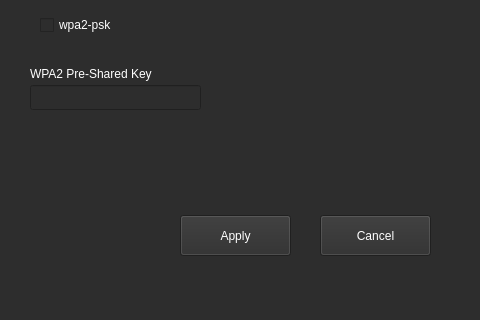
Above: UI/SecurityPoliciesConfig.ui from monico18/LTI-SDN-Controller before the change; both pictures show x 0 to 480 and y 165 to 485 of the 630 by 575 pixel window. Below: the same form after it.
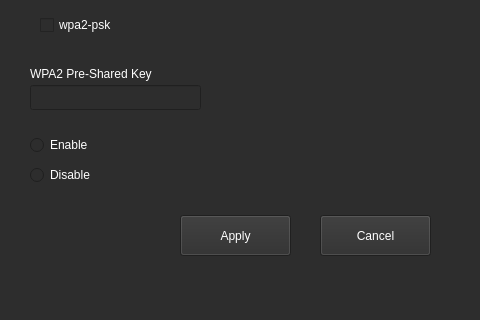
That is the form after the change.

```diff
--- a/UI/SecurityPoliciesConfig.ui
+++ b/UI/SecurityPoliciesConfig.ui
@@ -1543,6 +1543,268 @@
     <string>wpa2-psk</string>
    </property>
   </widget>
+  <widget class="QRadioButton" name="radio_enable">
+   <property name="geometry">
+    <rect>
+     <x>30</x>
+     <y>300</y>
+     <width>95</width>
+     <height>20</height>
+    </rect>
+   </property>
+   <property name="palette">
+    <palette>
+     <active>
+      <colorrole role="WindowText">
+       <brush brushstyle="SolidPattern">
+        <color alpha="255">
+         <red>255</red>
+         <green>255</green>
+         <blue>255</blue>
+        </color>
+       </brush>
+      </colorrole>
+      <colorrole role="Button">
+       <brush brushstyle="SolidPattern">
+        <color alpha="255">
+         <red>45</red>
+         <green>45</green>
+         <blue>45</blue>
+        </color>
+       </brush>
+      </colorrole>
+      <colorrole role="Base">
+       <brush brushstyle="SolidPattern">
+        <color alpha="255">
+         <red>45</red>
+         <green>45</green>
+         <blue>45</blue>
+        </color>
+       </brush>
+      </colorrole>
+      <colorrole role="Window">
+       <brush brushstyle="SolidPattern">
+        <color alpha="255">
+         <red>45</red>
+         <green>45</green>
+         <blue>45</blue>
+        </color>
+       </brush>
+      </colorrole>
+     </active>
+     <inactive>
+      <colorrole role="WindowText">
+       <brush brushstyle="SolidPattern">
+        <color alpha="255">
+         <red>255</red>
+         <green>255</green>
+         <blue>255</blue>
+        </color>
+       </brush>
+      </colorrole>
+      <colorrole role="Button">
+       <brush brushstyle="SolidPattern">
+        <color alpha="255">
+         <red>45</red>
+         <green>45</green>
+         <blue>45</blue>
+        </color>
+       </brush>
+      </colorrole>
+      <colorrole role="Base">
+       <brush brushstyle="SolidPattern">
+        <color alpha="255">
+         <red>45</red>
+         <green>45</green>
+         <blue>45</blue>
+        </color>
+       </brush>
+      </colorrole>
+      <colorrole role="Window">
+       <brush brushstyle="SolidPattern">
+        <color alpha="255">
+         <red>45</red>
+         <green>45</green>
+         <blue>45</blue>
+        </color>
+       </brush>
+      </colorrole>
+     </inactive>
+     <disabled>
+      <colorrole role="WindowText">
+       <brush brushstyle="SolidPattern">
+        <color alpha="255">
+         <red>120</red>
+         <green>120</green>
+         <blue>120</blue>
+        </color>
+       </brush>
+      </colorrole>
+      <colorrole role="Button">
+       <brush brushstyle="SolidPattern">
+        <color alpha="255">
+         <red>45</red>
+         <green>45</green>
+         <blue>45</blue>
+        </color>
+       </brush>
+      </colorrole>
+      <colorrole role="Base">
+       <brush brushstyle="SolidPattern">
+        <color alpha="255">
+         <red>45</red>
+         <green>45</green>
+         <blue>45</blue>
+        </color>
+       </brush>
+      </colorrole>
+      <colorrole role="Window">
+       <brush brushstyle="SolidPattern">
+        <color alpha="255">
+         <red>45</red>
+         <green>45</green>
+         <blue>45</blue>
+        </color>
+       </brush>
+      </colorrole>
+     </disabled>
+    </palette>
+   </property>
+   <property name="text">
+    <string>Enable</string>
+   </property>
+  </widget>
+  <widget class="QRadioButton" name="radio_disable">
+   <property name="geometry">
+    <rect>
+     <x>30</x>
+     <y>330</y>
+     <width>95</width>
+     <height>20</height>
+    </rect>
+   </property>
+   <property name="palette">
+    <palette>
+     <active>
+      <colorrole role="WindowText">
+       <brush brushstyle="SolidPattern">
+        <color alpha="255">
+         <red>255</red>
+         <green>255</green>
+         <blue>255</blue>
+        </color>
+       </brush>
+      </colorrole>
+      <colorrole role="Button">
+       <brush brushstyle="SolidPattern">
+        <color alpha="255">
+         <red>45</red>
+         <green>45</green>
+         <blue>45</blue>
+        </color>
+       </brush>
+      </colorrole>
+      <colorrole role="Base">
+       <brush brushstyle="SolidPattern">
+        <color alpha="255">
+         <red>45</red>
+         <green>45</green>
+         <blue>45</blue>
+        </color>
+       </brush>
+      </colorrole>
+      <colorrole role="Window">
+       <brush brushstyle="SolidPattern">
+        <color alpha="255">
+         <red>45</red>
+         <green>45</green>
+         <blue>45</blue>
+        </color>
+       </brush>
+      </colorrole>
+     </active>
+     <inactive>
+      <colorrole role="WindowText">
+       <brush brushstyle="SolidPattern">
+        <color alpha="255">
+         <red>255</red>
+         <green>255</green>
+         <blue>255</blue>
+        </color>
+       </brush>
+      </colorrole>
+      <colorrole role="Button">
+       <brush brushstyle="SolidPattern">
+        <color alpha="255">
+         <red>45</red>
+         <green>45</green>
+         <blue>45</blue>
+        </color>
+       </brush>
+      </colorrole>
+      <colorrole role="Base">
+       <brush brushstyle="SolidPattern">
+        <color alpha="255">
+         <red>45</red>
+         <green>45</green>
+         <blue>45</blue>
+        </color>
+       </brush>
+      </colorrole>
+      <colorrole role="Window">
+       <brush brushstyle="SolidPattern">
+        <color alpha="255">
+         <red>45</red>
+         <green>45</green>
+         <blue>45</blue>
+        </color>
+       </brush>
+      </colorrole>
+     </inactive>
+     <disabled>
+      <colorrole role="WindowText">
+       <brush brushstyle="SolidPattern">
+        <color alpha="255">
+         <red>120</red>
+         <green>120</green>
+         <blue>120</blue>
+        </color>
+       </brush>
+      </colorrole>
+      <colorrole role="Button">
+       <brush brushstyle="SolidPattern">
+        <color alpha="255">
+         <red>45</red>
+         <green>45</green>
+         <blue>45</blue>
+        </color>
+       </brush>
+      </colorrole>
+      <colorrole role="Base">
+       <brush brushstyle="SolidPattern">
+        <color alpha="255">
+         <red>45</red>
+         <green>45</green>
+         <blue>45</blue>
+        </color>
+       </brush>
+      </colorrole>
+      <colorrole role="Window">
+       <brush brushstyle="SolidPattern">
+        <color alpha="255">
+         <red>45</red>
+         <green>45</green>
+         <blue>45</blue>
+        </color>
+       </brush>
+      </colorrole>
+     </disabled>
+    </palette>
+   </property>
+   <property name="text">
+    <string>Disable</string>
+   </property>
+  </widget>
  </widget>
  <resources/>
  <connections/>
```
